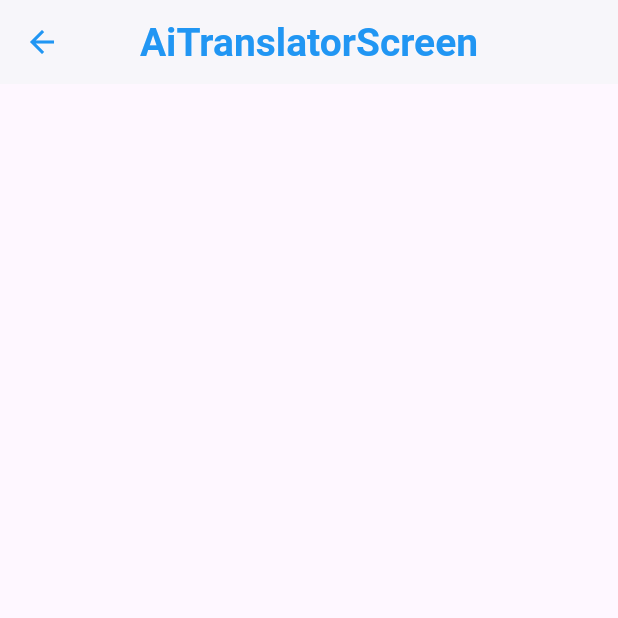
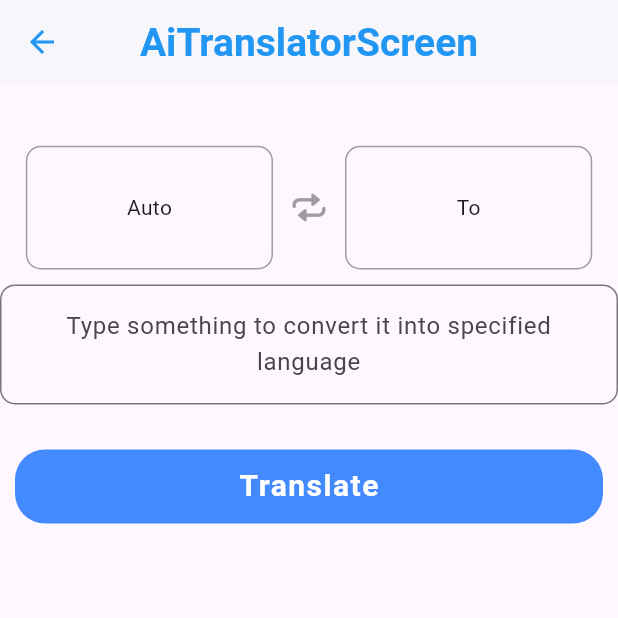
Before and after one commit to ZainMughal329/ai-assistant, a Flutter app: the AiTranslatorScreen screen opened directly, on a phone screen of 412 x 824 dp, the top half of it. Run offline on Flutter 3.47's test engine with Material 3 defaults, Android fonts, the phone set to English and light mode, and no system bars; our stand-ins replace animated_text_kit, cached_network_image, flutter_animate, get, hive, lottie and 1 more; missing offline and left inert: dart_openai, gallery_saver_updated; accounts and stored records are empty; statements that could not run were skipped.

Commit message:
second commit

```diff
--- a/lib/components/RoundButton.dart
+++ b/lib/components/RoundButton.dart
@@ -14,6 +14,7 @@ class RoundButton extends StatelessWidget {
       padding:  EdgeInsets.symmetric(horizontal: 10,vertical: 10),
       child: InkWell(
         onTap: onPressed,
+        borderRadius: BorderRadius.all(Radius.circular(20)),
         child: Container(
           height: mq.height*0.06,
           width: mq.width*0.4,
--- /dev/null
+++ b/lib/components/bottom_sheet.dart
@@ -0,0 +1,71 @@
+import 'package:ai_assistant/helper/appColors.dart';
+import 'package:ai_assistant/helper/global.dart';
+import 'package:ai_assistant/screens/FeaturesScreen/translator/controller.dart';
+import 'package:flutter/material.dart';
+import 'package:get/get.dart';
+
+class LanguageBottomSheet extends StatelessWidget {
+  final  AITranslatorController cont;
+  final RxString fromLang ;
+  LanguageBottomSheet({Key? key,required this.cont, required this.fromLang}) : super(key: key);
+  RxString search = ''.obs;
+
+  @override
+  Widget build(BuildContext context) {
+
+    return Container(
+      height: mq.height * 0.5,
+      width: double.infinity,
+      decoration: BoxDecoration(
+        color: Colors.white,
+        borderRadius: BorderRadius.circular(10),
+      ),
+      child: Padding(
+        padding: EdgeInsets.only(top: 10, left: 10, right: 10),
+        child: Column(
+          children: [
+            TextFormField(
+              onTapOutside: (e) {
+                FocusScope.of(context).unfocus();
+              },
+              controller: cont.searchCont,
+              onChanged: (s){
+                search.value = s.toLowerCase();
+              },
+              decoration: InputDecoration(
+                prefixIcon: Icon(Icons.translate_outlined),
+                border: OutlineInputBorder(
+                  borderRadius: BorderRadius.all(Radius.circular(30)),
+                  borderSide: BorderSide(color: AppColors.primaryColor),
+                ),
+                hintText: "Search Language..."
+              ),
+              textAlign: TextAlign.start,
+              style: TextStyle(
+                fontSize: 20,
+              ),
+            ),
+            Expanded(
+              child: Obx((){
+
+                final List<String> list = search.value.isEmpty ? cont.lang : cont.lang.where((element) => element.toLowerCase().contains(search.value)).toList();
+
+
+                return ListView.builder(
+                    itemCount: list.length,
+                    itemBuilder: (context,index){
+                      return InkWell(
+                          onTap: (){
+                            fromLang.value = list[index].toString();
+                            Get.back();
+                          },
+                          child: Text(list[index].toString()));
+                    });
+              }),
+            ),
+          ],
+        ),
+      ),
+    );
+  }
+}
--- /dev/null
+++ b/lib/components/list_of_languages.dart
@@ -0,0 +1,185 @@
+// list of languages available
+final llang = const [
+  "Afar",
+  "Abkhazian",
+  "Avestan",
+  "Afrikaans",
+  "Akan",
+  "Amharic",
+  "Aragonese",
+  "Arabic",
+  "Assamese",
+  "Avaric",
+  "Aymara",
+  "Azerbaijani",
+  "Bashkir",
+  "Belarusian",
+  "Bulgarian",
+  "Bihari languages",
+  "Bislama",
+  "Bambara",
+  "Bengali",
+  "Tibetan",
+  "Breton",
+  "Bosnian",
+  "Catalan",
+  "Chechen",
+  "Chamorro",
+  "Corsican",
+  "Cree",
+  "Czech",
+  "Church Slavic",
+  "Chuvash",
+  "Welsh",
+  "Danish",
+  "German",
+  "Maldivian",
+  "Dzongkha",
+  "Ewe",
+  "Greek",
+  "English",
+  "Esperanto",
+  "Spanish",
+  "Estonian",
+  "Basque",
+  "Persian",
+  "Fulah",
+  "Finnish",
+  "Fijian",
+  "Faroese",
+  "French",
+  "Western Frisian",
+  "Irish",
+  "Gaelic",
+  "Galician",
+  "Guarani",
+  "Gujarati",
+  "Manx",
+  "Hausa",
+  "Hebrew",
+  "Hindi",
+  "Hiri Motu",
+  "Croatian",
+  "Haitian",
+  "Hungarian",
+  "Armenian",
+  "Herero",
+  "Interlingua",
+  "Indonesian",
+  "Interlingue",
+  "Igbo",
+  "Sichuan Yi",
+  "Inupiaq",
+  "Ido",
+  "Icelandic",
+  "Italian",
+  "Inuktitut",
+  "Japanese",
+  "Javanese",
+  "Georgian",
+  "Kongo",
+  "Kikuyu",
+  "Kuanyama",
+  "Kazakh",
+  "Kalaallisut",
+  "Central Khmer",
+  "Kannada",
+  "Korean",
+  "Kanuri",
+  "Kashmiri",
+  "Kurdish",
+  "Komi",
+  "Cornish",
+  "Kirghiz",
+  "Latin",
+  "Luxembourgish",
+  "Ganda",
+  "Limburgan",
+  "Lingala",
+  "Lao",
+  "Lithuanian",
+  "Luba-Katanga",
+  "Latvian",
+  "Malagasy",
+  "Marshallese",
+  "Maori",
+  "Macedonian",
+  "Malayalam",
+  "Mongolian",
+  "Marathi",
+  "Malay",
+  "Maltese",
+  "Burmese",
+  "Nauru",
+  "Norwegian",
+  "North Ndebele",
+  "Nepali",
+  "Ndonga",
+  "Dutch",
+  "South Ndebele",
+  "Navajo",
+  "Chichewa",
+  "Occitan",
+  "Ojibwa",
+  "Oromo",
+  "Oriya",
+  "Ossetic",
+  "Panjabi",
+  "Pali",
+  "Polish",
+  "Pushto",
+  "Portuguese",
+  "Quechua",
+  "Romansh",
+  "Rundi",
+  "Romanian",
+  "Russian",
+  "Kinyarwanda",
+  "Sanskrit",
+  "Sardinian",
+  "Sindhi",
+  "Northern Sami",
+  "Sango",
+  "Sinhala",
+  "Slovak",
+  "Slovenian",
+  "Samoan",
+  "Shona",
+  "Somali",
+  "Albanian",
+  "Serbian",
+  "Swati",
+  "Sotho, Southern",
+  "Sundanese",
+  "Swedish",
+  "Swahili",
+  "Tamil",
+  "Telugu",
+  "Tajik",
+  "Thai",
+  "Tigrinya",
+  "Turkmen",
+  "Tagalog",
+  "Tswana",
+  "Tonga",
+  "Turkish",
+  "Tsonga",
+  "Tatar",
+  "Twi",
+  "Tahitian",
+  "Uighur",
+  "Ukrainian",
+  "Urdu",
+  "Uzbek",
+  "Venda",
+  "Vietnamese",
+  "Volapük",
+  "Walloon",
+  "Wolof",
+  "Xhosa",
+  "Yiddish",
+  "Yoruba",
+  "Zhuang",
+  "Chinese",
+  "Zulu"
+];
--- a/lib/helper/global.dart
+++ b/lib/helper/global.dart
@@ -2,6 +2,6 @@
 import 'package:flutter/material.dart';
 
 const String appName = "AI Assistant";
-const String apiKey = "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";
+const String apiKey = "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";
 
 late Size mq;
--- a/lib/helper/home_type_enum.dart
+++ b/lib/helper/home_type_enum.dart
@@ -1,6 +1,6 @@
 import 'package:ai_assistant/screens/FeaturesScreen/chat/ai_chat.dart';
 // import 'package:ai_assistant/screens/FeaturesScreen/ai_image.dart';
-import 'package:ai_assistant/screens/FeaturesScreen/ai_translator.dart';
+import 'package:ai_assistant/screens/FeaturesScreen/translator/ai_translator.dart';
 import 'package:ai_assistant/screens/FeaturesScreen/image/ai_image.dart';
 import 'package:flutter/material.dart';
 import 'package:get/get.dart';
--- a/lib/screens/FeaturesScreen/ai_translator.dart
+++ /dev/null
@@ -1,16 +0,0 @@
-import 'package:flutter/material.dart';
-import 'package:flutter/services.dart';
-
-class AiTranslatorScreen extends StatelessWidget {
-  const AiTranslatorScreen({Key? key}) : super(key: key);
-
-  @override
-  Widget build(BuildContext context) {
-    SystemChrome.setEnabledSystemUIMode(SystemUiMode.edgeToEdge);
-    return  Scaffold(
-      appBar: AppBar(
-        title: Text("AiTranslatorScreen"),
-      ),
-    );
-  }
-}
--- a/lib/screens/FeaturesScreen/image/ai_image.dart
+++ b/lib/screens/FeaturesScreen/image/ai_image.dart
@@ -18,6 +18,22 @@ class AIImageScreen extends StatelessWidget {
       appBar: AppBar(
         title: Text("AiTranslatorScreen"),
         elevation: 1,
+        actions: [
+          Obx(() {
+            return contr.loadingStatus.value == Status.completed
+                ? IconButton(
+                    padding: EdgeInsets.only(right: mq.width * 0.05),
+                    onPressed: () {
+                      contr.shareNetworkImage();
+                    },
+                    icon: Icon(
+                      Icons.share,
+                      color: AppColors.primaryColor,
+                    ),
+                  )
+                : SizedBox();
+          })
+        ],
       ),
       body: Padding(
         padding: EdgeInsets.only(
@@ -61,16 +77,27 @@ class AIImageScreen extends StatelessWidget {
             ),
             Padding(
               padding: EdgeInsets.symmetric(horizontal: mq.width * 0.2),
-              child: RoundButton(name: "Create", onPressed: () {
+              child: RoundButton(
+                  name: "Create",
+                  onPressed: () {
                     contr.generateAiImage();
                   }),
             )
           ],
         ),
       ),
+      floatingActionButton: Obx(
+        () => contr.loadingStatus.value == Status.completed
+            ? FloatingActionButton(
+                child: Icon(Icons.download_outlined),
+                onPressed: () {
+                  contr.saveNetworkImage();
+                },
+              )
+            : SizedBox(),
+      ),
     );
   }
-
 
   // this is the widget for crating image on the basis of enum status using switch cases
   Widget _imageWidget() => switch (contr.loadingStatus.value) {
@@ -87,7 +114,7 @@ class AIImageScreen extends StatelessWidget {
         Status.completed => ClipRRect(
             borderRadius: BorderRadius.circular(5),
             child: CachedNetworkImage(
-              imageUrl: contr.url,
+              imageUrl: contr.url.value,
               placeholder: (context, url) => Lottie.asset(
                 'assets/animations/loading.json',
                 width: mq.width * 0.5,
--- a/lib/screens/FeaturesScreen/image/controller.dart
+++ b/lib/screens/FeaturesScreen/image/controller.dart
@@ -1,26 +1,29 @@
+import 'dart:io';
+
 import 'package:ai_assistant/helper/global.dart';
 import 'package:dart_openai/dart_openai.dart';
 import 'package:flutter/material.dart';
+import 'package:gallery_saver_updated/gallery_saver.dart';
 import 'package:get/get.dart';
-
+import 'package:http/http.dart';
+import 'package:lottie/lottie.dart';
+import 'package:path_provider/path_provider.dart';
+import 'package:share_plus/share_plus.dart';
 
 // this enum is for loading status
-enum Status {none,loading,completed}
+enum Status { none, loading, completed }
 
 class AIImageController extends GetxController {
-
-  final textContr = TextEditingController ();
-  String url = '';
+  final textContr = TextEditingController();
+  final url = ''.obs;
 
   final loadingStatus = Status.none.obs;
 
-
-  Future<void> generateAiImage() async{
-
-    try{
+  Future<void> generateAiImage() async {
+    try {
       // this is the api Key of ChatGPT used for dart_openAi pakage
       OpenAI.apiKey = apiKey;
-      if(textContr.text.trim().isNotEmpty){
+      if (textContr.text.trim().isNotEmpty) {
         loadingStatus.value = Status.loading;
         OpenAIImageModel image = await OpenAI.instance.image.create(
           prompt: textContr.text.trim().toString(),
@@ -28,16 +31,81 @@ class AIImageController extends GetxController {
           size: OpenAIImageSize.size256,
           responseFormat: OpenAIImageResponseFormat.url,
         );
-        url = image.data[0].url.toString();
+        url.value = image.data[0].url.toString();
         loadingStatus.value = Status.completed;
-
-      }else{
+      } else {
         Get.snackbar("Error", "Write some details");
       }
-
-    }catch(e){
+    } catch (e) {
       Get.snackbar("Error while generating Image", e.toString());
       loadingStatus.value = Status.completed;
     }
   }
+
+  void saveNetworkImage() async {
+    showLoadingDialoge();
+    try {
+      //getting the body of Image in bytes
+      // final bytes = (await get(Uri.parse(url))).bodyBytes;
+      // // getting the path of temp directory of the application
+      // final dir = await getTemporaryDirectory();
+      // // this will get the path of imageFile obtained from bytes
+      // final file = await File(dir.path + "/ai_image").writeAsBytes(bytes);
+      final bytes = (await get(Uri.parse(url.value))).bodyBytes;
+      final dir = await getTemporaryDirectory();
+      final file = await File('${dir.path}/ai_image.png').writeAsBytes(bytes);
+
+      // log('filePath: ${file.path}');
+      //save image to gallery
+      await GallerySaver.saveImage(file.path, albumName: appName)
+          .then((success) {
+        //hide loading
+        Get.back();
+        Get.snackbar("Downloaded", "Image Saved Successfully");
+      });
+    } catch (e) {
+      Get.back();
+      Get.snackbar("Error", e.toString());
+    }
+  }
+
+  void shareNetworkImage() async {
+    showLoadingDialoge();
+    try {
+      // //getting the body of Image in bytes
+      // final bytes = (await get(Uri.parse(url.value))).bodyBytes;
+      // // getting the path of temp directory of the application
+      // final dir = await getTemporaryDirectory();
+      // // this will get the path of imageFile obtained from bytes
+      // final file = await File(dir.path).writeAsBytes(bytes);
+      //
+      // // saving the image into gallery form the path(holding downloaded image) of temp directory,
+      // Get.back();
+      // await Share.shareXFiles([XFile(file.path)], text: 'Look what AI Assistant created').then((value){
+      //
+      //   Get.snackbar("Shared", "Sucessfully");
+      // });
+
+      final bytes = (await get(Uri.parse(url.value))).bodyBytes;
+      final dir = await getTemporaryDirectory();
+      final file = await File('${dir.path}/ai_image.png').writeAsBytes(bytes);
+
+      // log('filePath: ${file.path}');
+
+      //hide loading
+      Get.back();
+
+      await Share.shareXFiles([XFile(file.path)],
+          text:
+          'Check out this Amazing Image created by Ai Assistant App by M.Zain');
+
+    } catch (e) {
+      Get.back();
+      Get.snackbar("Error", e.toString());
+    }
+  }
+
+  void showLoadingDialoge() {
+    Get.dialog(Center(child: Lottie.asset('assets/animations/loading.json')));
+  }
 }
--- /dev/null
+++ b/lib/screens/FeaturesScreen/translator/ai_translator.dart
@@ -0,0 +1,116 @@
+import 'package:ai_assistant/components/RoundButton.dart';
+import 'package:ai_assistant/components/bottom_sheet.dart';
+import 'package:ai_assistant/helper/appColors.dart';
+import 'package:ai_assistant/helper/global.dart';
+import 'package:ai_assistant/screens/FeaturesScreen/translator/controller.dart';
+import 'package:flutter/cupertino.dart';
+import 'package:flutter/material.dart';
+import 'package:flutter/services.dart';
+import 'package:get/get.dart';
+
+class AiTranslatorScreen extends StatelessWidget {
+  AiTranslatorScreen({Key? key}) : super(key: key);
+  final contr = AITranslatorController();
+
+  @override
+  Widget build(BuildContext context) {
+    SystemChrome.setEnabledSystemUIMode(SystemUiMode.edgeToEdge);
+    return Scaffold(
+      appBar: AppBar(
+        title: Text("AiTranslatorScreen"),
+      ),
+      body: ListView(
+        padding: EdgeInsets.symmetric(
+            vertical: mq.height * 0.05),
+        children: [
+          Row(
+            mainAxisAlignment: MainAxisAlignment.center,
+            children: [
+              Obx(() => InkWell(
+                onTap: (){
+                  Get.bottomSheet(LanguageBottomSheet(cont: contr, fromLang: contr.from));
+                },
+                borderRadius: BorderRadius.circular(10),
+                child: Container(
+                  height: mq.height * 0.1,
+                  width: mq.width * 0.4,
+                  alignment: Alignment.center,
+                  child: contr.from.value== "" ? Text("Auto") : Text(contr.from.value.toString()),
+                  decoration: BoxDecoration(
+                    border: Border.all(
+                      color: Colors.grey,
+                    ),
+                    borderRadius: BorderRadius.circular(10),
+                  ),
+                ),
+              ),),
+              IconButton(
+                onPressed: () {},
+                icon: Icon(
+                  CupertinoIcons.repeat,
+                  color: Colors.grey,
+                ),
+              ),
+              InkWell(
+                borderRadius: BorderRadius.circular(10),
+                child: Container(
+                  height: mq.height * 0.1,
+                  width: mq.width * 0.4,
+                  // width: double.infinity,
+                  alignment: Alignment.center,
+                  child: Text("To"),
+                  decoration: BoxDecoration(
+                    border: Border.all(
+                      color: Colors.grey,
+                    ),
+                    borderRadius: BorderRadius.circular(10),
+                  ),
+                ),
+              ),
+            ],
+          ),
+          SizedBox(
+            height: 10,
+          ),
+          TextFormField(
+            onTapOutside: (e) {
+              FocusScope.of(context).unfocus();
+            },
+            minLines: 2,
+            maxLines: null,
+            controller: contr.textCont,
+            decoration: InputDecoration(
+              border: OutlineInputBorder(
+                borderRadius: BorderRadius.all(Radius.circular(10)),
+                borderSide: BorderSide(color: AppColors.primaryColor),
+              ),
+              hintText: "Type something to convert it into specified language",
+            ),
+            textAlign: TextAlign.center,
+          ),
+          SizedBox(
+            height: 20,
+          ),
+          contr.resultCont.text.isNotEmpty
+              ? TextFormField(
+                  onTapOutside: (e) {
+                    FocusScope.of(context).unfocus();
+                  },
+                  minLines: 2,
+                  maxLines: null,
+                  controller: contr.resultCont,
+                  decoration: InputDecoration(
+                    border: OutlineInputBorder(
+                      borderRadius: BorderRadius.all(Radius.circular(10)),
+                      borderSide: BorderSide(color: AppColors.primaryColor),
+                    ),
+                  ),
+                  textAlign: TextAlign.center,
+                )
+              : SizedBox(),
+          RoundButton(name: "Translate", onPressed: () {}),
+        ],
+      ),
+    );
+  }
+}
--- /dev/null
+++ b/lib/screens/FeaturesScreen/translator/controller.dart
@@ -0,0 +1,19 @@
+import 'package:ai_assistant/components/list_of_languages.dart';
+import 'package:flutter/cupertino.dart';
+import 'package:get/get.dart';
+
+class AITranslatorController extends GetxController {
+
+  final textCont = TextEditingController();
+  final resultCont = TextEditingController();
+  final searchCont = TextEditingController();
+
+  final from="".obs , to="".obs;
+  // llang is the list of all languages
+  final lang = llang;
+
+
+
+
+
+}
--- a/pubspec.yaml
+++ b/pubspec.yaml
@@ -46,6 +46,8 @@ dependencies:
   animated_text_kit:
   dart_openai: ^5.0.0
   cached_network_image: ^3.3.1
+  gallery_saver_updated: ^3.0.0
+  share_plus: ^7.2.1
 
 dev_dependencies:
   flutter_test:
```
Also changed, not shown: pubspec.lock, 8 other files. Lines whose indentation alone changed are shown as unchanged.
